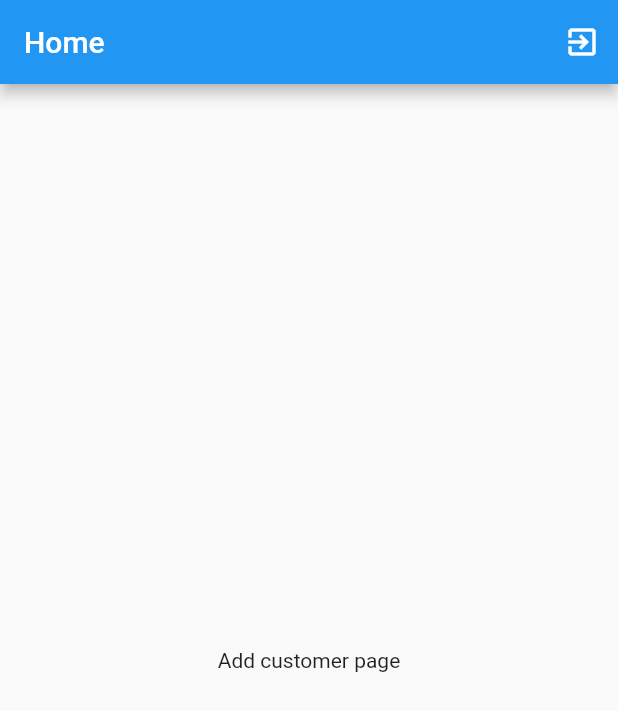
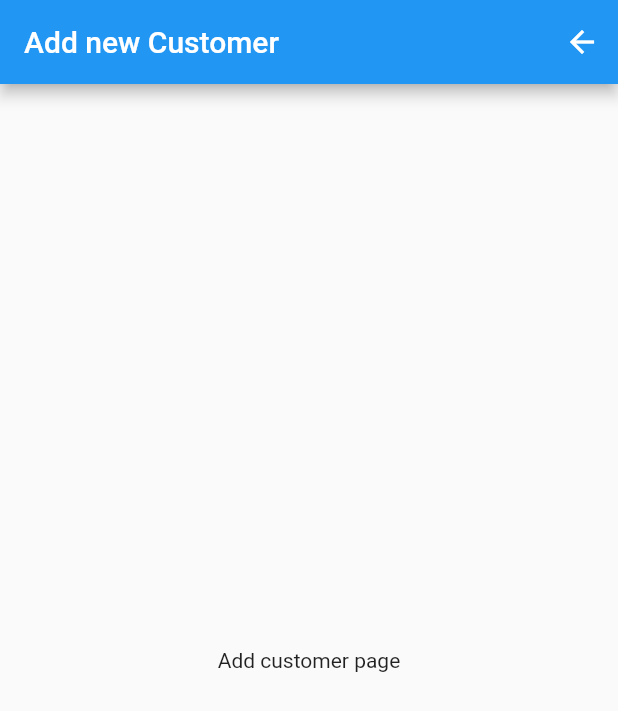
Before and after one commit to mesingaram/acc, a Flutter app: the AddCust screen opened directly, on a phone screen of 412 x 824 dp. Shown: the top 711 px of the screen. Run offline on Flutter 3.47's test engine with Material 2 defaults, Android fonts, the phone set to English and light mode, and no system bars; our stand-ins replace flutter_speed_dial, google_fonts, local_auth.

Commit message:
updated home.dart file

```diff
--- a/lib/screens/add_customer.dart
+++ b/lib/screens/add_customer.dart
@@ -1,21 +1,21 @@
 import 'package:flutter/material.dart';
-import '../auth.dart';
+import '../home.dart';
 
 class AddCust extends StatelessWidget {
   @override
   Widget build(BuildContext context) {
     return Scaffold(
       appBar: AppBar(
-        title: Text("Home"),
         actions: <Widget>[
           IconButton(
-            icon: Icon(Icons.exit_to_app),
+            icon: Icon(Icons.arrow_back),
             onPressed: () {
               Navigator.pushReplacement(
-                  context, MaterialPageRoute(builder: (context) => Auth()));
+                  context, MaterialPageRoute(builder: (context) => Home()));
             },
           )
         ],
+        title: Text("Add new Customer"),
       ),
       body: Center(
         child: Text('Add customer page'),
--- a/pubspec.yaml
+++ b/pubspec.yaml
@@ -29,6 +29,9 @@ dependencies:
   firebase_database:
 
   google_fonts:
+
+  flutter_speed_dial:
+
 
 
   # The following adds the Cupertino Icons font to your application.
```
Also changed, not shown: lib/home.dart (+25 -6 lines), pubspec.lock.
